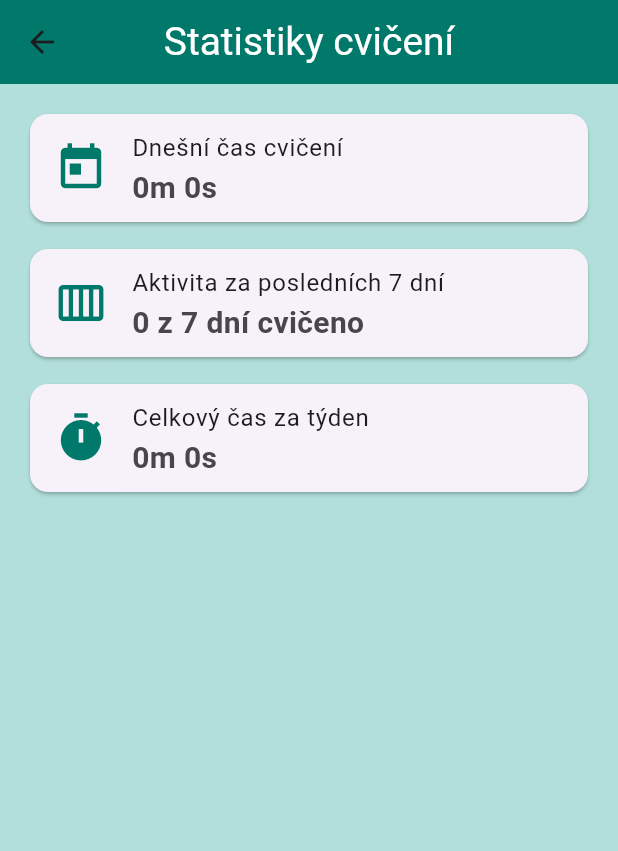
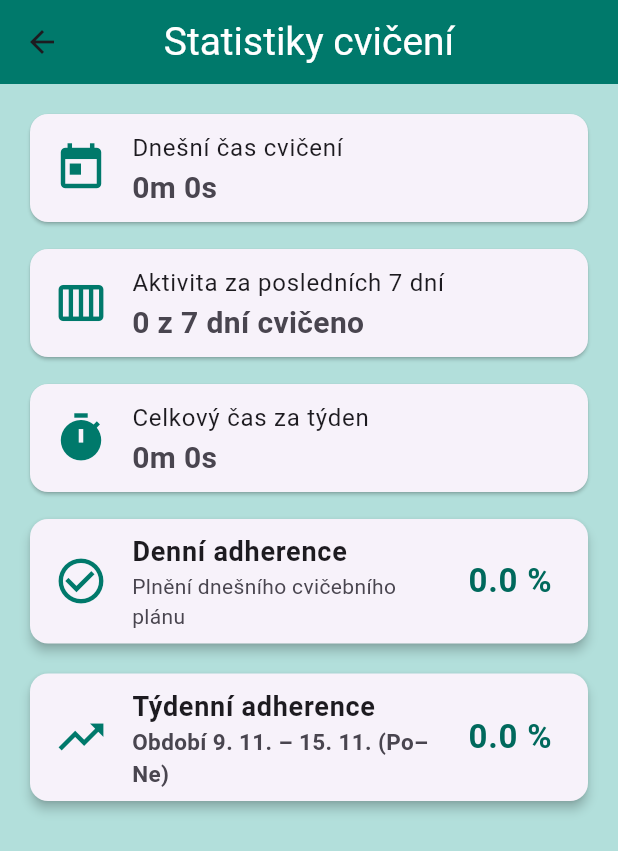
Before and after one commit to Danielastej/Dysphagia-app, a Flutter app: the StatistikyPage screen opened by its route, on a phone screen of 412 x 824 dp. Shown: the top 851 px of the screen. Run offline on Flutter 3.47's test engine with Material 3 defaults, Android fonts, the phone set to English and light mode, and no system bars; our stand-ins replace cloud_firestore, firebase_auth, firebase_core, flutter_spinkit, shared_preferences, video_player and 1 more; accounts and stored records are empty.

Commit message:
Denni a tydenni adherence se zobrazuje ve statistikach

```diff
--- a/lib/data/stats_service.dart
+++ b/lib/data/stats_service.dart
@@ -1,9 +1,36 @@
+import 'dart:convert';
 import 'package:shared_preferences/shared_preferences.dart';
+import 'package:a_dysfagie/models/daily_session.dart';
+import 'package:flutter/foundation.dart';
 
 class StatsService {
   static final _prefs = SharedPreferencesAsync();
 
-  // Vrátí klíč pro dnešní den, např. 'watchtime_2026-10-12'
+  /// Uloží celou relaci DailySession
+  static Future<void> ulozRelaci(DailySession session) async {
+    final list = await _prefs.getStringList('sessions_history') ?? [];
+    list.add(jsonEncode(session.toJson()));
+    await _prefs.setStringList('sessions_history', list);
+
+    // Aktualizujeme i jednoduchý watchtime pro dnešní den
+    final klic = _dnesniKlic();
+    final stavajici = await _prefs.getInt(klic) ?? 0;
+    await _prefs.setInt(klic, stavajici + session.totalActualWatchtimeSec);
+  }
+
+  /// Načte všechny relace pro generování PDF nebo synchronizaci do Firebase
+  static Future<List> nactiVsechnyRelace() async {
+    try {
+      final list = await _prefs.getStringList('sessions_history') ?? [];
+      return list
+          .map((item) => jsonDecode(item) as Map<String, dynamic>)
+          .toList();
+    } catch (e) {
+      debugPrint('Chyba při načítání relací: $e');
+      return [];
+    }
+  }
+
   static String _dnesniKlic([DateTime? datum]) {
     final d = datum ?? DateTime.now();
     final mesic = d.month.toString().padLeft(2, '0');
@@ -11,23 +38,13 @@ class StatsService {
     return 'watchtime_${d.year}-$mesic-$den';
   }
 
-  /// Přičte zhlédnuté sekundy k dnešnímu dni
-  static Future<void> pridejSekundy(int sekundy) async {
-    if (sekundy <= 0) return;
-    final klic = _dnesniKlic();
-    final stavajici = await _prefs.getInt(klic) ?? 0;
-    await _prefs.setInt(klic, stavajici + sekundy);
-  }
-
-  /// Vrátí počet sekund odcvičených dnes
   static Future<int> ziskejDnesniSekundy() async {
     return await _prefs.getInt(_dnesniKlic()) ?? 0;
   }
 
-  /// Vrátí počet sekund za posledních 7 dní a počet aktivních dní v týdnu
-  static Future<Map<String, dynamic>> ziskejTydenniStatistiku() async {
+  static Future ziskejTydenniStatistiku() async {
     int celkemSekund = 0;
-    int aktivniDny = 0;
+    int aktivniDni = 0;
     final ted = DateTime.now();
 
     for (int i = 0; i < 7; i++) {
@@ -35,14 +52,64 @@ class StatsService {
       final klic = _dnesniKlic(den);
       final sekundy = await _prefs.getInt(klic) ?? 0;
       celkemSekund += sekundy;
-      if (sekundy > 0) {
-        aktivniDny++;
+      if (sekundy > 0) aktivniDni++;
+    }
+
+    return {
+      'celkemSekund': celkemSekund,
+      'aktivniDni': aktivniDni,
+    };
+  }
+  /// Vypočítá průměrnou denní a týdenní adherenci (v %) z uložených relací
+  static Future ziskejAdherenci() async {
+    final relaceList = await nactiVsechnyRelace();
+
+    final ted = DateTime.now();
+    final dnesStr = '${ted.year}-${ted.month.toString().padLeft(2, '0')}-${ted.day.toString().padLeft(2, '0')}';
+    final dnesPulnoc = DateTime(ted.year, ted.month, ted.day);
+    final pondeli = dnesPulnoc.subtract(Duration(days: ted.weekday - 1));
+    final nedele = pondeli.add(const Duration(days: 6));
+    final tydenPopisek = '${pondeli.day}. ${pondeli.month}. – ${nedele.day}. ${nedele.month}.'; // Formát popisku týdne, např. "9. 11. – 15. 11."
+
+    if (relaceList.isEmpty) {
+      return {
+        'denniAdherence': 0.0,
+        'tydenniAdherence': 0.0,
+        'tydenPopisek': tydenPopisek,
+      };
+    }
+
+    double sumaDnes = 0.0;
+    int pocetDnes = 0;
+
+    double sumaTyden = 0.0;
+    int pocetTyden = 0;
+
+    for (final json in relaceList) {
+      final dateStr = json['date'] as String? ?? '';
+      final adherence = (json['overallAdherencePercent'] as num?)?.toDouble() ?? 0.0;
+      final datumRelace = DateTime.tryParse(dateStr);
+
+      // 1. Denní adherence (všechny dnešní relace)
+      if (dateStr == dnesStr) {
+        sumaDnes += adherence;
+        pocetDnes++;
+      }
+
+      // 2. Týdenní adherence (od pondělí do neděle aktuálního týdne)
+      if (datumRelace != null) {
+        final datumPulnoc = DateTime(datumRelace.year, datumRelace.month, datumRelace.day);
+        if (!datumPulnoc.isBefore(pondeli) && !datumPulnoc.isAfter(nedele)) {
+          sumaTyden += adherence;
+          pocetTyden++;
+        }
       }
     }
 
     return {
-      'celkemSekund': celkemSekund,
-      'aktivniDni': aktivniDny, // kolikrát za týden pacient cvičil
+      'denniAdherence': pocetDnes > 0 ? (sumaDnes / pocetDnes) : 0.0,
+      'tydenniAdherence': pocetTyden > 0 ? (sumaTyden / pocetTyden) : 0.0,
+      'tydenPopisek': tydenPopisek,
     };
   }
 }
--- /dev/null
+++ b/lib/models/daily_session.dart
@@ -0,0 +1,115 @@
+import 'package:a_dysfagie/models/exercise_telemetry.dart';
+
+class DailySession {
+  final String sessionId;
+  final String patientId;
+  final String date; // YYYY-MM-DD
+  final DateTime startTime;
+  final DateTime endTime;
+  final int totalPrescribedExercises;
+  final int completedExercisesCount;
+  final int validExercisesCount;
+  final int totalTargetDurationSec;
+  final int totalActualWatchtimeSec;
+  final double overallAdherencePercent;
+  final bool isSyncedToFirebase;
+  final List<ExerciseTelemetry> exercises;
+
+  DailySession({
+    required this.sessionId,
+    required this.patientId,
+    required this.date,
+    required this.startTime,
+    required this.endTime,
+    required this.totalPrescribedExercises,
+    required this.completedExercisesCount,
+    required this.validExercisesCount,
+    required this.totalTargetDurationSec,
+    required this.totalActualWatchtimeSec,
+    required this.overallAdherencePercent,
+    this.isSyncedToFirebase = false,
+    required this.exercises,
+  });
+
+  /// Tovární konstruktor, který spočítá metriky ze seznamu dokončených cviků
+  factory DailySession.fromExercises({
+    required String patientId,
+    required DateTime startTime,
+    required DateTime endTime,
+    required int totalPrescribed,
+    required List<ExerciseTelemetry> exercises,
+  }) {
+    final now = DateTime.now();
+    final mesic = now.month.toString().padLeft(2, '0');
+    final den = now.day.toString().padLeft(2, '0');
+    final dateStr = '${now.year}-$mesic-$den';
+    final sessionId = 'session_${now.millisecondsSinceEpoch}';
+
+    int totalTarget = 0;
+    int totalWatch = 0;
+    int validCount = 0;
+
+    for (final ex in exercises) {
+      totalTarget += ex.targetDurationSec;
+      totalWatch += ex.creditedWatchtimeSec;
+      if (ex.status == AdherenceStatus.validCompleted) {
+        validCount++;
+      }
+    }
+
+    // Výpočet adherence: 60 % váha dokončení počtu cviků, 40 % váha reálného času
+    double countRatio = totalPrescribed > 0 ? (validCount / totalPrescribed) : 0.0;
+    double timeRatio = totalTarget > 0 ? (totalWatch / totalTarget) : 0.0;
+    double adherence = ((0.6 * countRatio) + (0.4 * timeRatio)) * 100.0;
+
+    return DailySession(
+      sessionId: sessionId,
+      patientId: patientId,
+      date: dateStr,
+      startTime: startTime,
+      endTime: endTime,
+      totalPrescribedExercises: totalPrescribed,
+      completedExercisesCount: exercises.length,
+      validExercisesCount: validCount,
+      totalTargetDurationSec: totalTarget,
+      totalActualWatchtimeSec: totalWatch,
+      overallAdherencePercent: adherence.clamp(0.0, 100.0),
+      isSyncedToFirebase: false,
+      exercises: exercises,
+    );
+  }
+
+  Map<String, dynamic> toJson() => {
+    'sessionId': sessionId,
+    'patientId': patientId,
+    'date': date,
+    'startTime': startTime.toIso8601String(),
+    'endTime': endTime.toIso8601String(),
+    'totalPrescribedExercises': totalPrescribedExercises,
+    'completedExercisesCount': completedExercisesCount,
+    'validExercisesCount': validExercisesCount,
+    'totalTargetDurationSec': totalTargetDurationSec,
+    'totalActualWatchtimeSec': totalActualWatchtimeSec,
+    'overallAdherencePercent': double.parse(overallAdherencePercent.toStringAsFixed(1)),
+    'isSyncedToFirebase': isSyncedToFirebase,
+    'exercises': exercises.map((e) => e.toJson()).toList(),
+  };
+
+  factory DailySession.fromJson(Map<String, dynamic> json) {
+    return DailySession(
+      sessionId: json['sessionId'] as String,
+      patientId: json['patientId'] as String,
+      date: json['date'] as String,
+      startTime: DateTime.parse(json['startTime'] as String),
+      endTime: DateTime.parse(json['endTime'] as String),
+      totalPrescribedExercises: json['totalPrescribedExercises'] as int,
+      completedExercisesCount: json['completedExercisesCount'] as int,
+      validExercisesCount: json['validExercisesCount'] as int,
+      totalTargetDurationSec: json['totalTargetDurationSec'] as int,
+      totalActualWatchtimeSec: json['totalActualWatchtimeSec'] as int,
+      overallAdherencePercent: (json['overallAdherencePercent'] as num).toDouble(),
+      isSyncedToFirebase: json['isSyncedToFirebase'] as bool? ?? false,
+      exercises: [], // V případě potřeby lze doparsovat z json['exercises']
+    );
+  }
+}
--- a/lib/pages/statistiky.dart
+++ b/lib/pages/statistiky.dart
@@ -12,7 +12,10 @@ class _StatistikyPageState extends State<StatistikyPage> {
   int dnesSekund = 0;
   int tydenSekund = 0;
   int dnyVTydnu = 0;
-  bool nacteno = false;
+  double denniAdherence = 0.0;
+  double tydenniAdherence = 0.0;
+  String tydenPopisek = '';
+  bool nacitam = true; // Na začátku načítáme = true
 
   @override
   void initState() {
@@ -21,15 +24,30 @@ class _StatistikyPageState extends State<StatistikyPage> {
   }
 
   Future<void> _nactiData() async {
-    final dnes = await StatsService.ziskejDnesniSekundy();
-    final tyden = await StatsService.ziskejTydenniStatistiku();
+    try {
+      final dnes = await StatsService.ziskejDnesniSekundy();
+      final tyden = await StatsService.ziskejTydenniStatistiku();
+      final adherence = await StatsService.ziskejAdherenci();
 
-    setState(() {
-      dnesSekund = dnes;
-      tydenSekund = tyden['celkemSekund'];
-      dnyVTydnu = tyden['aktivniDni'];
-      nacteno = true;
-    });
+      if (mounted) {
+        setState(() {
+          dnesSekund = dnes;
+          tydenSekund = tyden['celkemSekund'] ?? 0;
+          dnyVTydnu = tyden['aktivniDni'] ?? 0;
+          denniAdherence = (adherence['denniAdherence'] as num?)?.toDouble() ?? 0.0;
+          tydenniAdherence = (adherence['tydenniAdherence'] as num?)?.toDouble() ?? 0.0;
+          tydenPopisek = adherence['tydenPopisek'] as String? ?? '';
+        });
+      }
+    } catch (e) {
+      debugPrint('Chyba na stránce statistiky: $e');
+    } finally {
+      if (mounted) {
+        setState(() {
+          nacitam = false; // Načítání dokončeno = false
+        });
+      }
+    }
   }
 
   String _formatujCas(int sekundy) {
@@ -47,9 +65,9 @@ class _StatistikyPageState extends State<StatistikyPage> {
         title: const Text('Statistiky cvičení', style: TextStyle(color: Colors.white, fontSize: 26)),
         centerTitle: true,
       ),
-      body: !nacteno
+      body: nacitam
           ? const Center(child: CircularProgressIndicator())
-          : Padding(
+          : SingleChildScrollView(
         padding: const EdgeInsets.all(16.0),
         child: Column(
           children: [
@@ -57,7 +75,10 @@ class _StatistikyPageState extends State<StatistikyPage> {
               child: ListTile(
                 leading: Icon(Icons.today, color: Colors.teal[700], size: 36),
                 title: const Text('Dnešní čas cvičení'),
-                subtitle: Text(_formatujCas(dnesSekund), style: const TextStyle(fontSize: 20, fontWeight: FontWeight.bold)),
+                subtitle: Text(
+                  _formatujCas(dnesSekund),
+                  style: const TextStyle(fontSize: 20, fontWeight: FontWeight.bold),
+                ),
               ),
             ),
             const SizedBox(height: 10),
@@ -65,7 +86,10 @@ class _StatistikyPageState extends State<StatistikyPage> {
               child: ListTile(
                 leading: Icon(Icons.calendar_view_week, color: Colors.teal[700], size: 36),
                 title: const Text('Aktivita za posledních 7 dní'),
-                subtitle: Text('$dnyVTydnu z 7 dní cvičeno', style: const TextStyle(fontSize: 20, fontWeight: FontWeight.bold)),
+                subtitle: Text(
+                  '$dnyVTydnu z 7 dní cvičeno',
+                  style: const TextStyle(fontSize: 20, fontWeight: FontWeight.bold),
+                ),
               ),
             ),
             const SizedBox(height: 10),
@@ -73,7 +97,41 @@ class _StatistikyPageState extends State<StatistikyPage> {
               child: ListTile(
                 leading: Icon(Icons.timer, color: Colors.teal[700], size: 36),
                 title: const Text('Celkový čas za týden'),
-                subtitle: Text(_formatujCas(tydenSekund), style: const TextStyle(fontSize: 20, fontWeight: FontWeight.bold)),
+                subtitle: Text(
+                  _formatujCas(tydenSekund),
+                  style: const TextStyle(fontSize: 20, fontWeight: FontWeight.bold),
+                ),
+              ),
+            ),
+            const SizedBox(height: 10),
+            Card(
+              elevation: 3,
+              shape: RoundedRectangleBorder(borderRadius: BorderRadius.circular(12)),
+              child: ListTile(
+                leading: Icon(Icons.check_circle_outline, color: Colors.teal[700], size: 36),
+                title: const Text('Denní adherence', style: TextStyle(fontSize: 18, fontWeight: FontWeight.bold)),
+                subtitle: const Text('Plnění dnešního cvičebního plánu'),
+                trailing: Text(
+                  '${denniAdherence.toStringAsFixed(1)} %',
+                  style: TextStyle(fontSize: 22, fontWeight: FontWeight.bold, color: Colors.teal[800]),
+                ),
+              ),
+            ),
+            const SizedBox(height: 12),
+            Card(
+              elevation: 3,
+              shape: RoundedRectangleBorder(borderRadius: BorderRadius.circular(12)),
+              child: ListTile(
+                leading: Icon(Icons.trending_up, color: Colors.teal[700], size: 36),
+                title: const Text('Týdenní adherence', style: TextStyle(fontSize: 18, fontWeight: FontWeight.bold)),
+                subtitle: Text(
+                  'Období $tydenPopisek (Po–Ne)',
+                  style: const TextStyle(fontSize: 15, fontWeight: FontWeight.w600),
+                ),
+                trailing: Text(
+                  '${tydenniAdherence.toStringAsFixed(1)} %',
+                  style: TextStyle(fontSize: 22, fontWeight: FontWeight.bold, color: Colors.teal[800]),
+                ),
               ),
             ),
           ],
```
Also changed, not shown: lib/models/exercise_telemetry.dart (added, +97 -0 lines), lib/models/rehab_session.dart (added, +71 -0 lines), lib/pages/cviceni.dart (+128 -60 lines).
